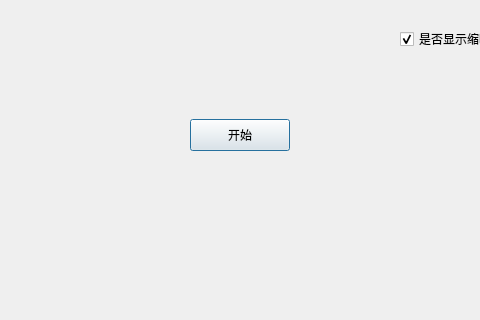
Old version of the form dialog.ui in the repository MiserableMagical/Beacon-s-Puzzle; both pictures show x 120 to 600 and y 161 to 481 of the 800 by 600 pixel window.
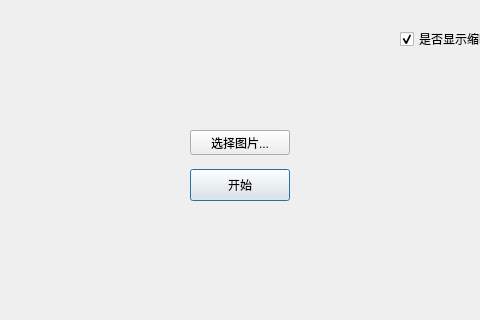
New version of the form.

```diff
--- a/dialog.ui
+++ b/dialog.ui
@@ -17,7 +17,7 @@
    <property name="geometry">
     <rect>
      <x>310</x>
-     <y>280</y>
+     <y>330</y>
      <width>100</width>
      <height>32</height>
     </rect>
@@ -119,6 +119,19 @@
     <bool>true</bool>
    </property>
   </widget>
+  <widget class="QPushButton" name="btn_2">
+   <property name="geometry">
+    <rect>
+     <x>310</x>
+     <y>291</y>
+     <width>100</width>
+     <height>25</height>
+    </rect>
+   </property>
+   <property name="text">
+    <string>选择图片...</string>
+   </property>
+  </widget>
  </widget>
  <resources/>
  <connections/>
```
Left out of the diff: 20 changed lines with no effect on the pictures.
